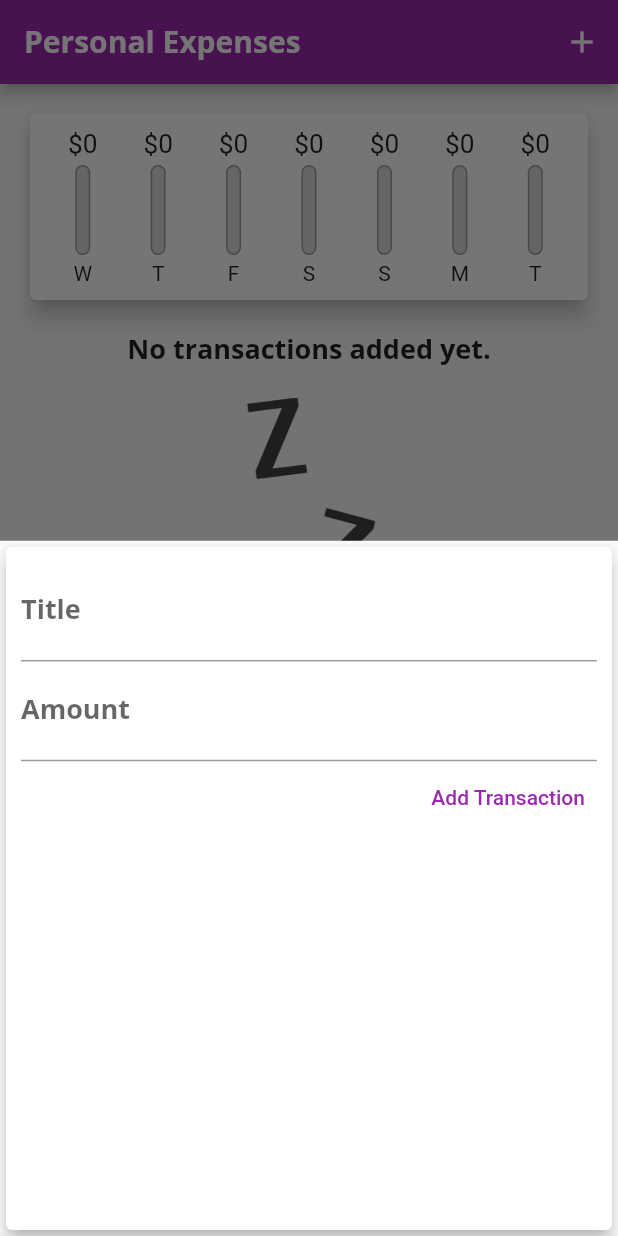
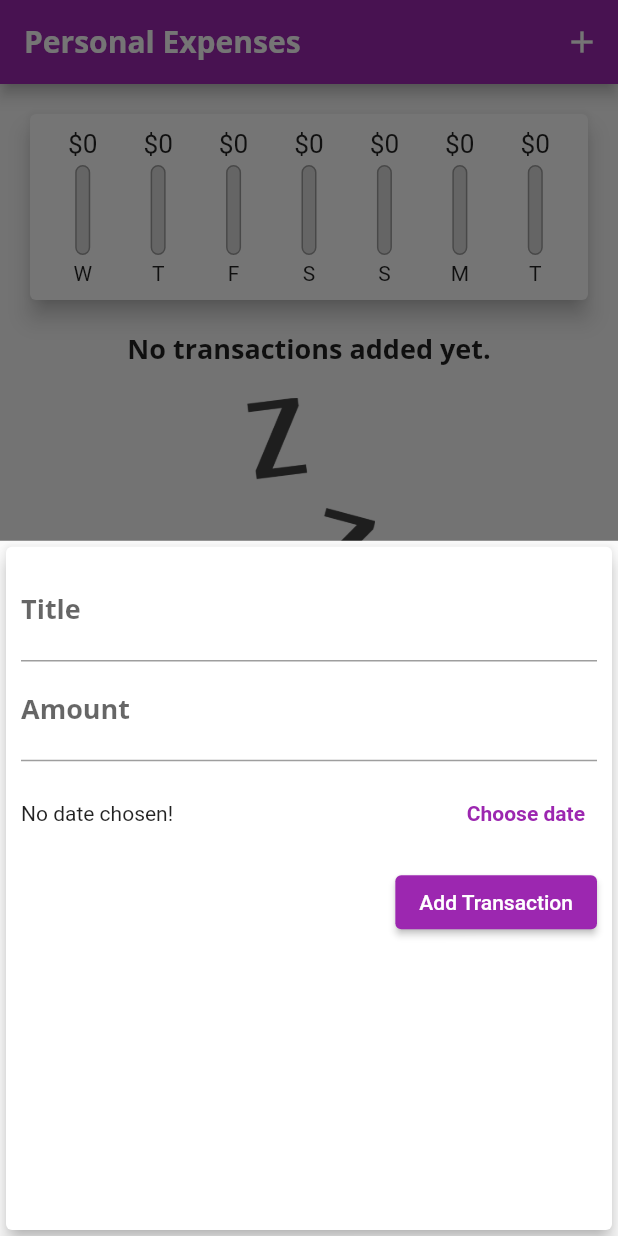
Before and after one commit to ahmetsarac/flutter-personal-expenses, a Flutter app: the screen it shows after launch, after a tap on the "add" icon, on a phone screen of 412 x 824 dp. Run offline on Flutter 3.47's test engine with Material 2 defaults, Android fonts, the phone set to English and light mode, and no system bars.

Commit message:
DateTime picker and deleting functionality are added.

```diff
--- a/lib/main.dart
+++ b/lib/main.dart
@@ -71,11 +71,12 @@ class _HomePageState extends State<HomePage> {
     }).toList();
   }
 
-  void _addNewTransaction(String txTitle, double txAmount) {
+  void _addNewTransaction(
+      String txTitle, double txAmount, DateTime chosenDate) {
     final newTx = Transaction(
         title: txTitle,
         amount: txAmount,
-        date: DateTime.now(),
+        date: chosenDate,
         id: DateTime.now().toString());
     setState(() {
       _userTransactions.add(newTx);
@@ -90,6 +91,12 @@ class _HomePageState extends State<HomePage> {
             addNewTransaction: _addNewTransaction,
           );
         });
+  }
+
+  void _deleteTransaction(String id) {
+    setState(() {
+      _userTransactions.removeWhere((tx) => tx.id == id);
+    });
   }
 
   @override
@@ -117,7 +124,10 @@ class _HomePageState extends State<HomePage> {
           crossAxisAlignment: CrossAxisAlignment.stretch,
           children: [
             Chart(recentTransactions: _recentTransactions),
-            TransactionList(transactions: _userTransactions),
+            TransactionList(
+              transactions: _userTransactions,
+              deleteTx: _deleteTransaction,
+            ),
           ],
         ),
       ),
--- a/lib/widgets/chart_bar.dart
+++ b/lib/widgets/chart_bar.dart
@@ -16,7 +16,7 @@ class ChartBar extends StatelessWidget {
   Widget build(BuildContext context) {
     return Column(
       children: [
-        Container(
+        SizedBox(
           height: 20,
           child: FittedBox(
             child: Text('\$${spendingAmount.toStringAsFixed(0)}'),
--- a/lib/widgets/new_transaction.dart
+++ b/lib/widgets/new_transaction.dart
@@ -1,4 +1,5 @@
 import 'package:flutter/material.dart';
+import 'package:intl/intl.dart';
 
 class NewTransaction extends StatefulWidget {
   final Function addNewTransaction;
@@ -11,18 +12,38 @@ class NewTransaction extends StatefulWidget {
 }
 
 class _NewTransactionState extends State<NewTransaction> {
-  final titleController = TextEditingController();
-  final amountController = TextEditingController();
+  final _titleController = TextEditingController();
+  final _amountController = TextEditingController();
+  DateTime? _selectedDate;
 
-  void submitData() {
-    final enteredTitle = titleController.text;
-    final enteredAmount = double.parse(amountController.text);
-    if (enteredTitle.isEmpty || enteredAmount <= 0) {
+  void _submitData() {
+    if (_amountController.text.isEmpty) {
+      return;
+    }
+    final enteredTitle = _titleController.text;
+    final enteredAmount = double.parse(_amountController.text);
+    if (enteredTitle.isEmpty || enteredAmount <= 0 || _selectedDate == null) {
       return;
     } else {
-      widget.addNewTransaction(enteredTitle, enteredAmount);
+      widget.addNewTransaction(enteredTitle, enteredAmount, _selectedDate);
       Navigator.of(context).pop();
     }
+  }
+
+  void _presentDatePicker() {
+    showDatePicker(
+      context: context,
+      initialDate: DateTime.now(),
+      firstDate: DateTime(2022),
+      lastDate: DateTime.now(),
+    ).then((pickedDate) {
+      if (pickedDate == null) {
+        return;
+      }
+      setState(() {
+        _selectedDate = pickedDate;
+      });
+    });
   }
 
   @override
@@ -36,19 +57,39 @@ class _NewTransactionState extends State<NewTransaction> {
           children: [
             TextField(
               decoration: const InputDecoration(labelText: 'Title'),
-              controller: titleController,
-              onSubmitted: (_) => submitData(),
+              controller: _titleController,
+              onSubmitted: (_) => _submitData(),
             ),
             TextField(
               decoration: const InputDecoration(labelText: 'Amount'),
-              controller: amountController,
+              controller: _amountController,
               keyboardType: TextInputType.number,
-              onSubmitted: (_) => submitData(),
+              onSubmitted: (_) => _submitData(),
             ),
-            TextButton(
-              onPressed: submitData,
-              child: const Text('Add Transaction',
-                  style: TextStyle(color: Colors.purple)),
+            SizedBox(
+              height: 70,
+              child: Row(
+                children: [
+                  Expanded(
+                    child: Text(_selectedDate == null
+                        ? 'No date chosen!'
+                        : 'Picked Date : ${DateFormat.yMd().format(_selectedDate!).toString()}'),
+                  ),
+                  TextButton(
+                    child: const Text(
+                      'Choose date',
+                      style: TextStyle(fontWeight: FontWeight.bold),
+                    ),
+                    onPressed: _presentDatePicker,
+                  ),
+                ],
+              ),
+            ),
+            ElevatedButton(
+              onPressed: _submitData,
+              child: const Text(
+                'Add Transaction',
+              ),
             )
           ],
         ),
--- a/lib/widgets/transaction_list.dart
+++ b/lib/widgets/transaction_list.dart
@@ -4,13 +4,15 @@ import 'package:personal_expenses/models/transaction.dart';
 
 class TransactionList extends StatelessWidget {
   final List<Transaction> transactions;
-  const TransactionList({Key? key, required this.transactions})
+  final Function deleteTx;
+  const TransactionList(
+      {Key? key, required this.transactions, required this.deleteTx})
       : super(key: key);
 
   @override
   Widget build(BuildContext context) {
     return SizedBox(
-      height: 300,
+      height: 450,
       child: transactions.isEmpty
           ? Column(
               children: [
@@ -38,6 +40,8 @@ class TransactionList extends StatelessWidget {
                       vertical: 8.0, horizontal: 5.0),
                   child: ListTile(
                     leading: CircleAvatar(
+                      backgroundColor: Theme.of(context).primaryColor,
+                      foregroundColor: Colors.white,
                       radius: 30,
                       child: Padding(
                         padding: const EdgeInsets.all(6.0),
@@ -52,6 +56,11 @@ class TransactionList extends StatelessWidget {
                     subtitle: Text(
                       DateFormat.yMMMd().format(transactions[index].date),
                     ),
+                    trailing: IconButton(
+                      icon: const Icon(Icons.delete),
+                      color: Theme.of(context).errorColor,
+                      onPressed: () => deleteTx(transactions[index].id),
+                    ),
                   ),
                 );
               },
```
